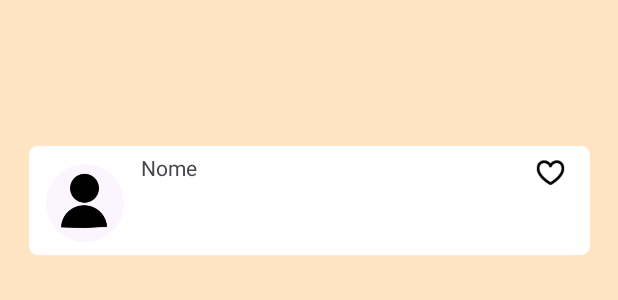
After one commit to eltonc0stadev/notesync, an Android app: the layout grupochat.xml on its own in the app's theme, with its tools: preview values and no code run, on a phone screen of 412 x 824 dp. The commit adds this screen. Shown: the top 300 px of the screen. Run offline under Robolectric (Android 15) with nearby library versions, the phone set to English and light mode, and no system bars.

Commit message:
algumas atts nas janelas chat e comunidade

```diff
--- /dev/null
+++ b/app/src/main/res/layout/grupochat.xml
@@ -0,0 +1,57 @@
+<?xml version="1.0" encoding="utf-8"?>
+<androidx.constraintlayout.widget.ConstraintLayout xmlns:android="http://schemas.android.com/apk/res/android"
+    xmlns:app="http://schemas.android.com/apk/res-auto"
+    xmlns:tools="http://schemas.android.com/tools"
+    android:layout_width="match_parent"
+    android:layout_height="match_parent"
+    android:background="#ffe4c4"
+    android:id="@+id/grupochat"
+    >
+
+    <ImageView
+        android:id="@+id/imageView14"
+        android:layout_width="375dp"
+        android:layout_height="115dp"
+        app:layout_constraintBottom_toBottomOf="parent"
+        app:layout_constraintEnd_toEndOf="parent"
+        app:layout_constraintStart_toStartOf="parent"
+        app:layout_constraintTop_toTopOf="parent"
+        app:layout_constraintVertical_bias="0.107"
+        app:srcCompat="@drawable/bordachat" />
+
+    <ImageView
+        android:id="@+id/imageView15"
+        android:layout_width="52dp"
+        android:layout_height="73dp"
+        app:layout_constraintBottom_toBottomOf="@+id/imageView14"
+        app:layout_constraintEnd_toEndOf="@+id/imageView14"
+        app:layout_constraintHorizontal_bias="0.037"
+        app:layout_constraintStart_toStartOf="@+id/imageView14"
+        app:layout_constraintTop_toTopOf="@+id/imageView14"
+        app:layout_constraintVertical_bias="0.619"
+        app:srcCompat="@drawable/perfilicone" />
+
+    <TextView
+        android:id="@+id/textView2"
+        android:layout_width="wrap_content"
+        android:layout_height="wrap_content"
+        android:text="Nome"
+        app:layout_constraintBottom_toBottomOf="@+id/imageView14"
+        app:layout_constraintEnd_toEndOf="@+id/imageView14"
+        app:layout_constraintHorizontal_bias="0.223"
+        app:layout_constraintStart_toStartOf="@+id/imageView14"
+        app:layout_constraintTop_toTopOf="@+id/imageView14"
+        app:layout_constraintVertical_bias="0.27" />
+
+    <ImageView
+        android:id="@+id/imageView5"
+        android:layout_width="22dp"
+        android:layout_height="25dp"
+        app:layout_constraintBottom_toBottomOf="@+id/imageView14"
+        app:layout_constraintEnd_toEndOf="@+id/imageView14"
+        app:layout_constraintHorizontal_bias="0.954"
+        app:layout_constraintStart_toStartOf="@+id/imageView14"
+        app:layout_constraintTop_toTopOf="@+id/imageView14"
+        app:layout_constraintVertical_bias="0.288"
+        app:srcCompat="@drawable/favorito" />
+</androidx.constraintlayout.widget.ConstraintLayout>
--- a/app/src/main/res/layout/telachat.xml
+++ b/app/src/main/res/layout/telachat.xml
@@ -22,14 +22,15 @@
 
     <EditText
         android:id="@+id/editTextText2"
-        android:layout_width="343dp"
+        android:layout_width="308dp"
         android:layout_height="51dp"
         android:background="@drawable/chatbubble"
         android:ems="10"
-        android:hint="@string/digite"
+        android:hint="@string/msgteste"
         android:inputType="text"
         app:layout_constraintBottom_toBottomOf="parent"
         app:layout_constraintEnd_toEndOf="parent"
+        app:layout_constraintHorizontal_bias="0.32"
         app:layout_constraintStart_toStartOf="parent"
         app:layout_constraintTop_toTopOf="parent"
         app:layout_constraintVertical_bias="0.951" />
--- a/app/src/main/res/values/strings.xml
+++ b/app/src/main/res/values/strings.xml
@@ -24,4 +24,7 @@
     <string name="Email">Email</string>
     <string name="changepass">Mude sua Senha</string>
     <string name="passwordlogin">Senha</string>
+    <string name="msgteste">Mensagem</string>
+    <string name="pesquisar">Pesquisar</string>
+    <string name="favoritos">Favoritos</string>
 </resources>
```
Also changed, not shown: app/src/main/res/layout/telacomunidade.xml (+52 -1 lines), app/src/main/res/drawable/addbuttom.png (renamed from app/src/main/res/drawable/Addbuttom.png), app/src/main/res/drawable/bordachat.png (added).
